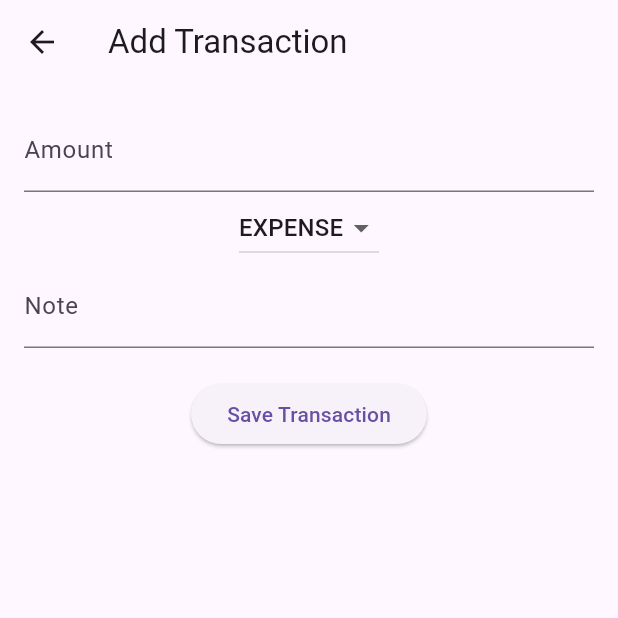
After one commit to OleksSobol/expenses-tracker, a Flutter app: the screen it shows after launch, after a tap on the "add" icon, on a phone screen of 412 x 824 dp, the top half of it. The commit adds this screen. Run offline on Flutter 3.47's test engine with Material 3 defaults, Android fonts, the phone set to English and light mode, and no system bars; our stand-ins replace sqflite; accounts and stored records are empty.

Commit message:
added add-transaction-ui

```diff
--- /dev/null
+++ b/lib/screens/add_transaction_screen.dart
@@ -0,0 +1,67 @@
+import 'package:flutter/material.dart';
+import '../services/db_service.dart';
+
+class AddTransactionScreen extends StatefulWidget {
+  const AddTransactionScreen({Key? key}) : super(key: key);
+
+  @override
+  _AddTransactionScreenState createState() => _AddTransactionScreenState();
+}
+
+class _AddTransactionScreenState extends State<AddTransactionScreen> {
+  final db = DBService();
+  final _amountController = TextEditingController();
+  final _noteController = TextEditingController();
+  String _type = 'expense';
+  int _categoryId = 1;
+  DateTime _selectedDate = DateTime.now();
+
+  @override
+  Widget build(BuildContext context) {
+    return Scaffold(
+      appBar: AppBar(title: Text('Add Transaction')),
+      body: Padding(
+        padding: const EdgeInsets.all(16.0),
+        child: Column(
+          children: [
+            TextField(
+              controller: _amountController,
+              keyboardType: TextInputType.numberWithOptions(decimal: true),
+              decoration: InputDecoration(labelText: 'Amount'),
+            ),
+            DropdownButton<String>(
+              value: _type,
+              items: ['income', 'expense'].map((e) => DropdownMenuItem(
+                value: e,
+                child: Text(e.toUpperCase()),
+              )).toList(),
+              onChanged: (val) => setState(() => _type = val!),
+            ),
+            TextField(
+              controller: _noteController,
+              decoration: InputDecoration(labelText: 'Note'),
+            ),
+            SizedBox(height: 20),
+            ElevatedButton(
+              onPressed: () async {
+                double? amount = double.tryParse(_amountController.text);
+                if (amount == null) return;
+
+                await db.insert('transactions', {
+                  'amount': amount,
+                  'type': _type,
+                  'categoryId': _categoryId,
+                  'date': _selectedDate.toIso8601String(),
+                  'note': _noteController.text,
+                });
+
+                Navigator.pop(context); // go back to HomeScreen
+              },
+              child: Text('Save Transaction'),
+            ),
+          ],
+        ),
+      ),
+    );
+  }
+}
--- a/lib/screens/home_screen.dart
+++ b/lib/screens/home_screen.dart
@@ -1,5 +1,6 @@
 import 'package:flutter/material.dart';
 import '../services/db_service.dart';
+import 'add_transaction_screen.dart';
 
 class HomeScreen extends StatefulWidget {
   const HomeScreen({Key? key}) : super(key: key);
@@ -51,6 +52,16 @@ class _HomeScreenState extends State<HomeScreen> {
             },
             child: Text('Clear All Transactions'),
           ),
+          FloatingActionButton(
+            child: Icon(Icons.add),
+            onPressed: () {
+              Navigator.push(
+                context,
+                MaterialPageRoute(builder: (context) => AddTransactionScreen()),
+              ).then((_) => _loadTransactions()); // refresh after returning
+            },
+          ),
+
           Expanded(
             child: ListView.builder(
               itemCount: transactions.length,
```
